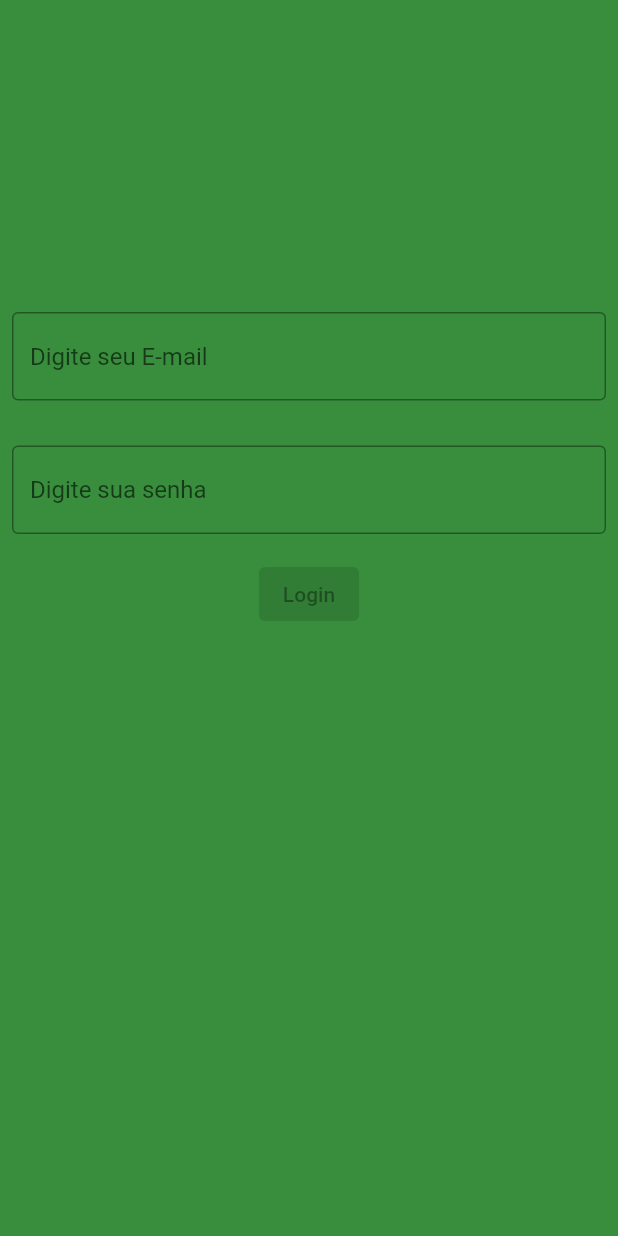
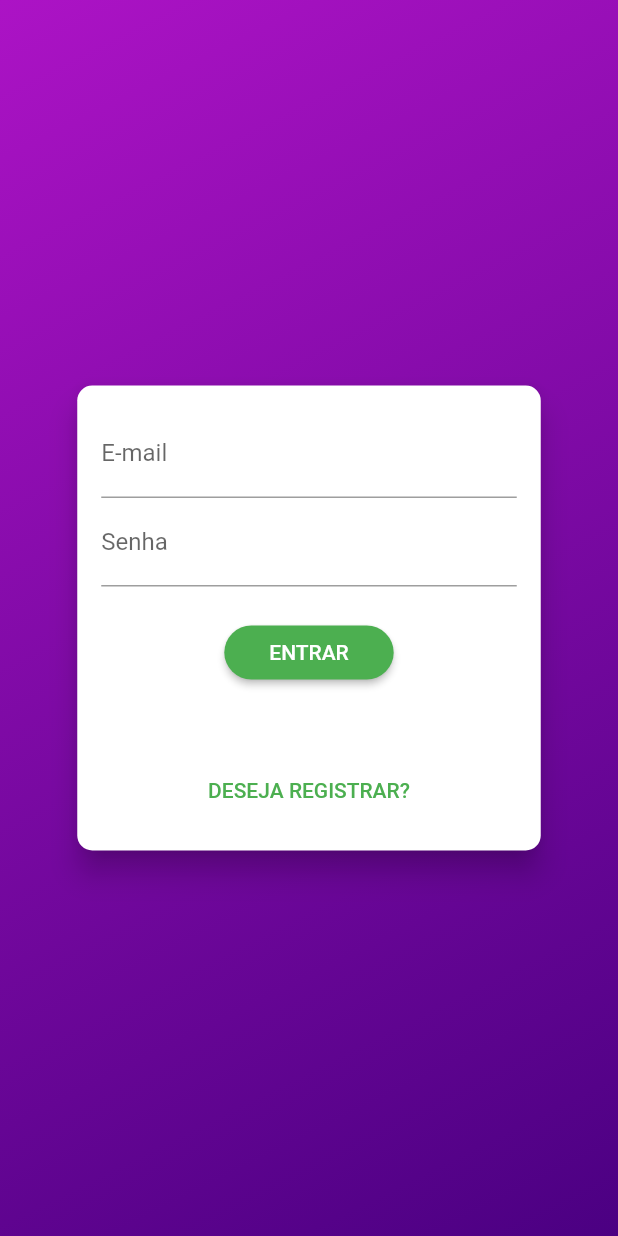
Before and after one commit to souzap371/app_gpt, a Flutter app: the screen it shows after launch, on a phone screen of 412 x 824 dp. Run offline on Flutter 3.47's test engine with Material 2 defaults, Android fonts, the phone set to English and light mode, and no system bars.

Commit message:
Desenvolvimento de home page e authForm

```diff
--- a/lib/main.dart
+++ b/lib/main.dart
@@ -16,7 +16,7 @@ class MyApp extends StatelessWidget {
       theme: ThemeData(
         primarySwatch: Colors.green,
       ),
-      home: const HomePage(title: 'My Chat GPT'),
+      home: const HomePage(),
       debugShowCheckedModeBanner: false,
     );
   }
--- /dev/null
+++ b/lib/pages/authForm.dart
@@ -0,0 +1,299 @@
+import 'package:flutter/material.dart';
+
+enum AuthMode { signup, login }
+
+class AuthForm extends StatefulWidget {
+  const AuthForm({Key? key}) : super(key: key);
+
+  @override
+  State<AuthForm> createState() => _HomePageState();
+}
+
+class _HomePageState extends State<AuthForm>
+    with SingleTickerProviderStateMixin {
+  final _passwordController = TextEditingController();
+  final _formKey = GlobalKey<FormState>();
+  bool _isLoading = false;
+  AuthMode _authMode = AuthMode.login;
+  final Map<String, String> _authData = {
+    'email': '',
+    'password': '',
+  };
+
+  AnimationController? _controller;
+  Animation<double>? _opacityAnimation;
+  Animation<Offset>? _slideAnimation;
+
+  bool _isLogin() => _authMode == AuthMode.login;
+  // bool _isSignup() => _authMode == AuthMode.signup;
+
+  @override
+  void initState() {
+    super.initState();
+
+    _controller = AnimationController(
+      vsync: this,
+      duration: const Duration(
+        milliseconds: 300,
+      ),
+    );
+
+    _opacityAnimation = Tween(
+      begin: 0.0,
+      end: 1.0,
+    ).animate(
+      CurvedAnimation(
+        parent: _controller!,
+        curve: Curves.linear,
+      ),
+    );
+
+    _slideAnimation = Tween<Offset>(
+      begin: const Offset(0, -1.5),
+      end: const Offset(0, 0),
+    ).animate(
+      CurvedAnimation(
+        parent: _controller!,
+        curve: Curves.linear,
+      ),
+    );
+
+    // _heightAnimation?.addListener(() => setState(() {}));
+  }
+
+  @override
+  void dispose() {
+    super.dispose();
+    _controller?.dispose();
+  }
+
+  void _switchAuthMode() {
+    setState(() {
+      if (_isLogin()) {
+        _authMode = AuthMode.signup;
+        _controller?.forward();
+      } else {
+        _authMode = AuthMode.login;
+        _controller?.reverse();
+      }
+    });
+  }
+
+  void _showErrorDialog(String msg) {
+    showDialog(
+      context: context,
+      builder: (ctx) => AlertDialog(
+        title: const Text('Ocorreo um Erro'),
+        content: Text(msg),
+        actions: [
+          TextButton(
+            onPressed: () => Navigator.of(context).pop(),
+            child: const Text('Fechar'),
+          ),
+        ],
+      ),
+    );
+  }
+
+  Future<void> _submit() async {
+    final isValid = _formKey.currentState?.validate() ?? false;
+
+    if (!isValid) {
+      return;
+    }
+
+    setState(() => _isLoading = true);
+
+    _formKey.currentState?.save();
+    //Auth auth = Provider.of(context, listen: false);
+
+    // try {
+    //   if (_isLogin()) {
+    //     // Login
+    //     await auth.login(
+    //       _authData['email']!,
+    //       _authData['password']!,
+    //     );
+    //   } else {
+    //     // Registrar
+    //     await auth.signup(
+    //       _authData['email']!,
+    //       _authData['password']!,
+    //     );
+    //   }
+    // } on AuthException catch (error) {
+    //   _showErrorDialog(error.toString());
+    // } catch (error) {
+    //   _showErrorDialog('Ocorreu um erro inesperado!');
+    // }
+
+    setState(() => _isLoading = false);
+  }
+
+  @override
+  Widget build(BuildContext context) {
+    final deviceSize = MediaQuery.of(context).size;
+    return Card(
+      elevation: 8,
+      shape: RoundedRectangleBorder(
+        borderRadius: BorderRadius.circular(10),
+      ),
+      child: AnimatedContainer(
+        duration: const Duration(milliseconds: 300),
+        curve: Curves.easeIn,
+        padding: const EdgeInsets.all(16),
+        height: _isLogin() ? 310 : 400,
+        // height: _heightAnimation?.value.height ?? (_isLogin() ? 310 : 400),
+        width: deviceSize.width * 0.75,
+        child: Form(
+          key: _formKey,
+          child: Column(
+            children: [
+              TextFormField(
+                decoration: const InputDecoration(labelText: 'E-mail'),
+                keyboardType: TextInputType.emailAddress,
+                onSaved: (email) => _authData['email'] = email ?? '',
+                validator: (value) {
+                  final email = value ?? '';
+                  if (email.trim().isEmpty || !email.contains('@')) {
+                    return 'Informe um e-mail válido.';
+                  }
+                  return null;
+                },
+              ),
+              TextFormField(
+                decoration: const InputDecoration(labelText: 'Senha'),
+                keyboardType: TextInputType.emailAddress,
+                obscureText: true,
+                controller: _passwordController,
+                onSaved: (password) => _authData['password'] = password ?? '',
+                validator: (value) {
+                  final password = value ?? '';
+                  if (password.isEmpty || password.length < 5) {
+                    return 'Informe uma senha válida';
+                  }
+                  return null;
+                },
+              ),
+              AnimatedContainer(
+                constraints: BoxConstraints(
+                  minHeight: _isLogin() ? 0 : 60,
+                  maxHeight: _isLogin() ? 0 : 120,
+                ),
+                duration: const Duration(milliseconds: 300),
+                curve: Curves.linear,
+                child: FadeTransition(
+                  opacity: _opacityAnimation!,
+                  child: SlideTransition(
+                    position: _slideAnimation!,
+                    child: TextFormField(
+                      decoration:
+                          const InputDecoration(labelText: 'Confirmar Senha'),
+                      keyboardType: TextInputType.emailAddress,
+                      obscureText: true,
+                      validator: _isLogin()
+                          ? null
+                          : (value) {
+                              final password = value ?? '';
+                              if (password != _passwordController.text) {
+                                return 'Senhas informadas não conferem.';
+                              }
+                              return null;
+                            },
+                    ),
+                  ),
+                ),
+              ),
+              const SizedBox(height: 20),
+              if (_isLoading)
+                const CircularProgressIndicator()
+              else
+                ElevatedButton(
+                  onPressed: _submit,
+                  style: ElevatedButton.styleFrom(
+                    shape: RoundedRectangleBorder(
+                      borderRadius: BorderRadius.circular(30),
+                    ),
+                    padding: const EdgeInsets.symmetric(
+                      horizontal: 30,
+                      vertical: 8,
+                    ),
+                  ),
+                  child: Text(
+                    _authMode == AuthMode.login ? 'ENTRAR' : 'REGISTRAR',
+                  ),
+                ),
+              const Spacer(),
+              TextButton(
+                onPressed: _switchAuthMode,
+                child: Text(
+                  _isLogin() ? 'DESEJA REGISTRAR?' : 'JÁ POSSUI CONTA?',
+                ),
+              ),
+            ],
+          ),
+        ),
+      ),
+    );
+  }
+}
+
+
+// import 'package:flutter/material.dart';
+
+// class AuthForm extends StatefulWidget {
+//   const AuthForm({Key? key, required this.title}) : super(key: key);
+//   final String title;
+
+//   @override
+//   State<AuthForm> createState() => _HomePageState();
+// }
+
+// class _HomePageState extends State<AuthForm> {
+//   final _formKey = GlobalKey<FormState>();
+
+//   @override
+//   Widget build(BuildContext context) {
+//     final deviceSize = MediaQuery.of(context).size;
+//     return Card(
+//       elevation: 8,
+//       shape: RoundedRectangleBorder(
+//         borderRadius: BorderRadius.circular(10),
+//       ),
+//       child: AnimatedContainer(
+//         duration: const Duration(milliseconds: 300),
+//         curve: Curves.easeIn,
+//         padding: const EdgeInsets.all(16),
+//         height: null,
+//         width: deviceSize.width * 0.75,
+//         child: Form(
+//           key: _formKey,
+//           child: Column(
+//             children: [
+//               TextFormField(
+//                 decoration: const InputDecoration(labelText: 'E-mail'),
+//                 keyboardType: TextInputType.emailAddress,
+//                 onSaved: null,
+//                 validator: null,
+//               ),
+//               TextFormField(
+//                 decoration: const InputDecoration(labelText: 'Senha'),
+//                 keyboardType: TextInputType.emailAddress,
+//                 obscureText: true,
+//                 //controller: ,
+//                 onSaved: null,
+//                 validator: null,
+//               ),
+//               TextButton(
+//                 onPressed: () {},
+//                 child: const Text(
+//                   'Entrar',
+//                 ),
+//               ),
+//             ],
+//           ),
+//         ),
+//       ),
+//     );
+//   }
+// }
--- a/lib/pages/homePage.dart
+++ b/lib/pages/homePage.dart
@@ -1,111 +1,50 @@
+import 'package:app_gpt/pages/authForm.dart';
 import 'package:flutter/material.dart';
 
-class HomePage extends StatefulWidget {
-  const HomePage({super.key, required this.title});
-
-  final String title;
+class HomePage extends StatelessWidget {
+  const HomePage({super.key});
 
   @override
-  State<HomePage> createState() => _HomePageState();
-}
-
-class _HomePageState extends State<HomePage> {
-  @override
   Widget build(BuildContext context) {
-    final GlobalKey<FormState> formKey = GlobalKey<FormState>();
-
     return Scaffold(
-      backgroundColor: Colors.green[700],
-      body: Padding(
-        padding: const EdgeInsets.only(top: 200),
-
-        child: Form(
-          key: formKey,
-          child: Padding(
-            padding: const EdgeInsets.all(8.0),
+      body: Stack(
+        children: [
+          Container(
+            decoration: const BoxDecoration(
+              gradient: LinearGradient(
+                colors: [
+                  Color(0xffac13c5),
+                  Color(0xff4b0082),
+                ],
+                begin: Alignment.topLeft,
+                end: Alignment.bottomRight,
+              ),
+            ),
+          ),
+          Center(
+            child: SingleChildScrollView(
+              child: SizedBox(
+                width: double.infinity,
                 child: Column(
                   crossAxisAlignment: CrossAxisAlignment.center,
+                  mainAxisAlignment: MainAxisAlignment.center,
                   children: [
-                TextFormField(
-                  decoration: const InputDecoration(
-                    hintText: 'Digite seu E-mail',
-                    border: OutlineInputBorder(
-                      borderSide: BorderSide(color: Colors.white),
+                    Container(
+                      decoration: BoxDecoration(
+                        borderRadius: BorderRadius.circular(20),
+                      ),
+                      // child: Image.asset(
+
+                      // ),
+                    ),
+                    const AuthForm(),
+                  ],
                 ),
               ),
-                  validator: (String? value) {
-                    if (value == null || value.isEmpty) {
-                      return 'Valor inválido.';
-                    }
-                    return null;
-                  },
-                ),
-                const SizedBox(
-                  height: 30,
-                ),
-                TextFormField(
-                  decoration: const InputDecoration(
-                    hintText: 'Digite sua senha',
-                    border: OutlineInputBorder(
-                      borderSide: BorderSide(color: Colors.white),
-                    ),
-                  ),
-                  validator: (String? value) {
-                    if (value == null || value.isEmpty) {
-                      return 'Valor inválido.';
-                    }
-                    return null;
-                  },
-                ),
-                const Padding(
-                  padding: EdgeInsets.symmetric(vertical: 16.0),
-                  child: ElevatedButton(
-                    onPressed: null,
-                    child: Text('Login'),
             ),
           ),
         ],
       ),
-          ),
-        ),
-        // child: Center(
-        //   child: Column(
-        //     //mainAxisAlignment: MainAxisAlignment.center,
-        //     children: const <Widget>[
-        //       Text(
-        //         'Bem vindo ao seu Chat GPT',
-        //       ),
-        //       SizedBox(
-        //         height: 50,
-        //       ),
-        //       TextField(
-        //         autofocus: true,
-        //         decoration: InputDecoration(
-        //           border: OutlineInputBorder(
-        //             borderSide: BorderSide(color: Colors.white),
-        //           ),
-        //           icon: Icon(Icons.person),
-        //           hintText: ('Digite o e-mail'),
-        //         ),
-        //       ),
-        //       SizedBox(
-        //         height: 10,
-        //       ),
-        //       TextField(
-        //         autofocus: true,
-        //         obscureText: true,
-        //         decoration: InputDecoration(
-        //           border: OutlineInputBorder(
-        //             borderSide: BorderSide(color: Colors.white),
-        //           ),
-        //           icon: Icon(Icons.lock_outline),
-        //           hintText: ('Digite a senha'),
-        //         ),
-        //       ),
-        //     ],
-        //   ),
-        // ),
-      ),
     );
   }
 }
--- a/pubspec.yaml
+++ b/pubspec.yaml
@@ -32,6 +32,7 @@ dependencies:
   flutter:
     sdk: flutter
   material: ^1.0.0+2
+  provider: ^6.0.5
 
   # The following adds the Cupertino Icons font to your application.
   # Use with the CupertinoIcons class for iOS style icons.
```
Also changed, not shown: pubspec.lock. Lines whose indentation alone changed are shown as unchanged.
